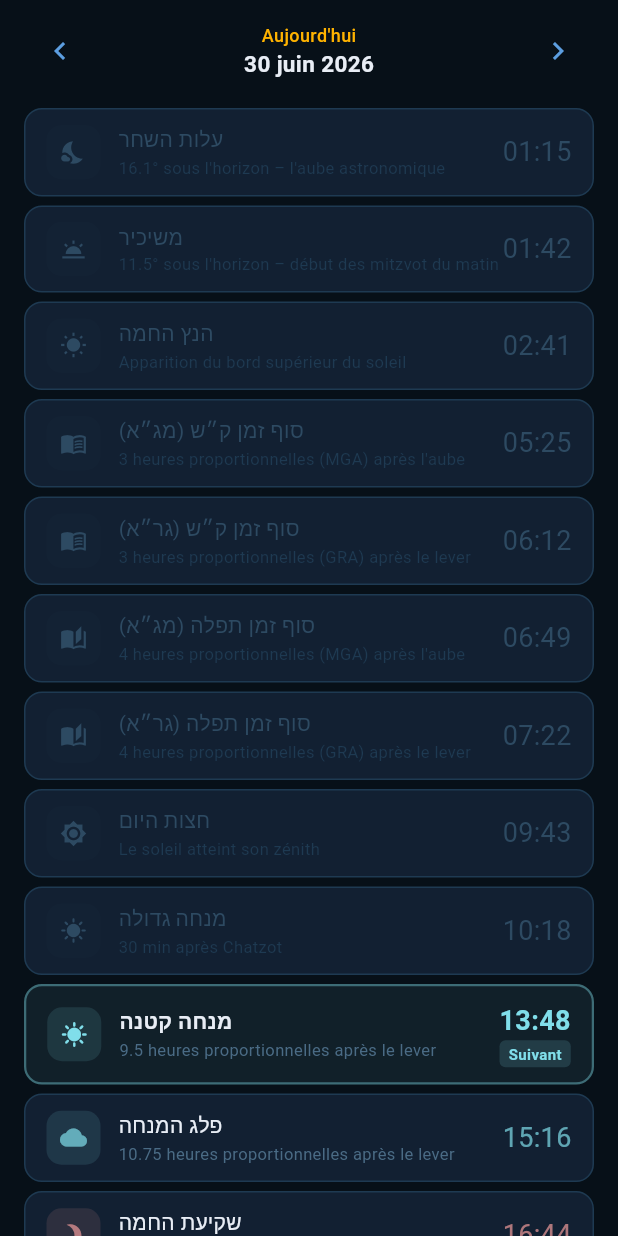
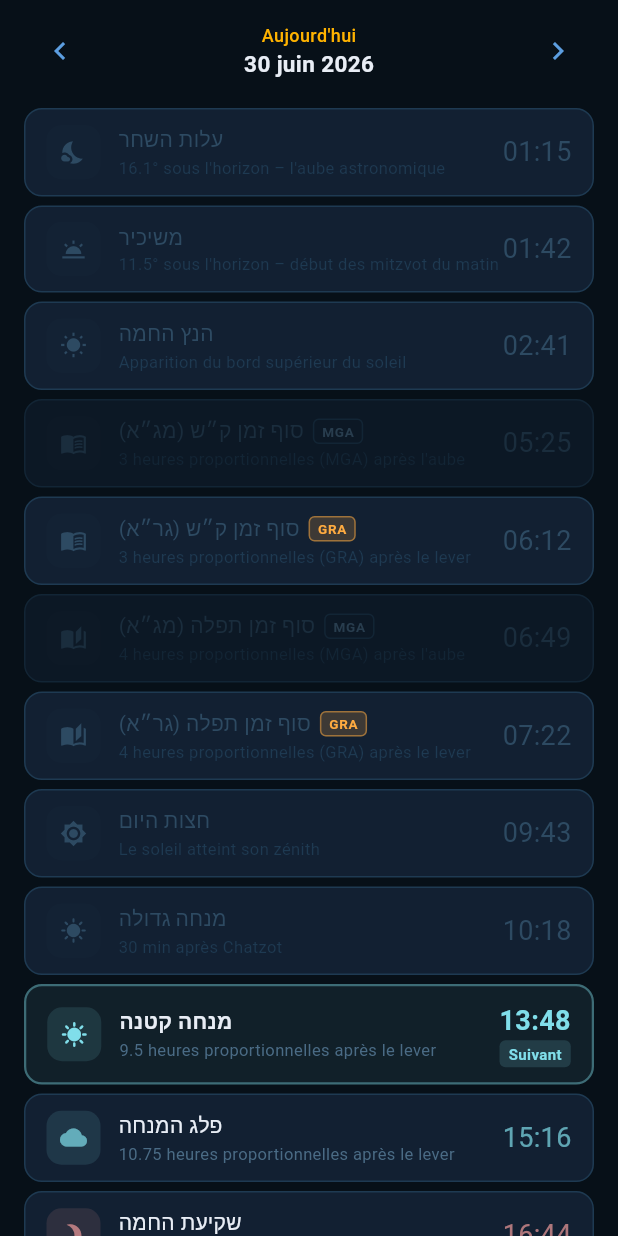
Before and after one commit to hchirit/zmanim-alarm, a Flutter app: the ZmanimScreen widget shown alone on an empty page, opened directly, on a phone screen of 412 x 824 dp. Run offline on Flutter 3.47's test engine with Material 3 defaults, Android fonts, the phone set to English and light mode, and no system bars; our stand-ins replace audioplayers, geolocator, permission_handler, shared_preferences, sqflite; missing offline and left inert: alarm, file_selector; accounts and stored records are empty; statements that could not run were skipped.

Commit message:
fix: GRA/MGA appliqué — méthode de calcul enfin active sur tous les écrans
- ZmanType.calculationMethodKey : identifie les zmanim dépendants de la méthode
- ZmanType.isPreferredMethod : filtre selon la préférence utilisateur
- Bannière 'Prochain Zman' : exclut les variantes de la méthode non sélectionnée
- Écran Zmanim : badge GRA/MGA sur chaque rangée + dimming (opacity 0.5) de la
  méthode non préférée pour guider visuellement sans masquer l'info
- Picker d'alarme : badge méthode + étoile sur les variantes recommandées

Co-Authored-By: Claude Sonnet 4.6 <noreply@anthropic.com>

```diff
--- a/lib/models/zman_type.dart
+++ b/lib/models/zman_type.dart
@@ -211,6 +211,25 @@ extension ZmanTypeInfo on ZmanType {
     }
   }
 
+  /// 'GRA', 'MGA', ou null si ce zman ne dépend pas de la méthode de calcul.
+  String? get calculationMethodKey {
+    switch (this) {
+      case ZmanType.sofZmanShmaGRA:
+      case ZmanType.sofZmanTefillaGRA:
+        return 'GRA';
+      case ZmanType.sofZmanShmaMGA:
+      case ZmanType.sofZmanTefillaMGA:
+        return 'MGA';
+      default:
+        return null;
+    }
+  }
+
+  /// true si ce zman n'est pas spécifique à une méthode, ou s'il correspond
+  /// à la méthode préférée de l'utilisateur.
+  bool isPreferredMethod(String method) =>
+      calculationMethodKey == null || calculationMethodKey == method;
+
   IconData get icon {
     switch (this) {
       case ZmanType.alotHashachar:
--- a/lib/screens/home_screen.dart
+++ b/lib/screens/home_screen.dart
@@ -199,6 +199,7 @@ class _NextZmanBanner extends StatelessWidget {
     );
 
     final now = DateTime.now();
+    final method = settings.calculationMethod;
     ZmanType? nextType;
     DateTime? nextTime;
 
@@ -206,7 +207,10 @@ class _NextZmanBanner extends StatelessWidget {
       final date = now.add(Duration(days: d));
       final zmanim = calc.getAllZmanim(date);
       final sorted = zmanim.entries
-          .where((e) => e.value != null && e.value!.isAfter(now))
+          .where((e) =>
+              e.value != null &&
+              e.value!.isAfter(now) &&
+              e.key.isPreferredMethod(method))
           .toList()
         ..sort((a, b) => a.value!.compareTo(b.value!));
 
--- a/lib/screens/zmanim_screen.dart
+++ b/lib/screens/zmanim_screen.dart
@@ -75,6 +75,7 @@ class _ZmanimScreenState extends State<ZmanimScreen> {
                 isNext: isNext,
                 isPast: isPast,
                 locale: settings.locale,
+                method: settings.calculationMethod,
                 l10n: l10n,
               );
             },
@@ -167,6 +168,7 @@ class _ZmanRow extends StatelessWidget {
   final bool isNext;
   final bool isPast;
   final String locale;
+  final String method;
   final AppLocalizations l10n;
 
   const _ZmanRow({
@@ -175,19 +177,22 @@ class _ZmanRow extends StatelessWidget {
     required this.isNext,
     required this.isPast,
     required this.locale,
+    required this.method,
     required this.l10n,
   });
 
   @override
   Widget build(BuildContext context) {
     final t = Theme.of(context);
+    final methodKey = zmanType.calculationMethodKey;
+    final isPreferred = zmanType.isPreferredMethod(method);
     final color = isPast
         ? t.appPastZman
         : isNext
             ? zmanType.color
-            : zmanType.color.withValues(alpha: 0.7);
+            : zmanType.color.withValues(alpha: isPreferred ? 0.7 : 0.4);
 
-    return Container(
+    Widget row = Container(
       margin: const EdgeInsets.only(bottom: 6),
       decoration: BoxDecoration(
         color: isNext ? zmanType.color.withValues(alpha: 0.08) : t.appCard,
@@ -215,13 +220,46 @@ class _ZmanRow extends StatelessWidget {
               child: Column(
                 crossAxisAlignment: CrossAxisAlignment.start,
                 children: [
-                  Text(
+                  Row(
+                    children: [
+                      Flexible(
+                        child: Text(
                           zmanType.hebrewName,
                           style: TextStyle(
                             color: isPast ? t.appPastZman : t.appText,
                             fontSize: 14,
                             fontWeight: isNext ? FontWeight.w600 : FontWeight.normal,
                           ),
+                        ),
+                      ),
+                      if (methodKey != null) ...[
+                        const SizedBox(width: 6),
+                        Container(
+                          padding: const EdgeInsets.symmetric(
+                              horizontal: 5, vertical: 1),
+                          decoration: BoxDecoration(
+                            color: isPreferred
+                                ? zmanType.color.withValues(alpha: 0.18)
+                                : t.appChipBg,
+                            borderRadius: BorderRadius.circular(4),
+                            border: Border.all(
+                              color: isPreferred
+                                  ? zmanType.color.withValues(alpha: 0.5)
+                                  : t.appBorder,
+                            ),
+                          ),
+                          child: Text(
+                            methodKey,
+                            style: TextStyle(
+                              color: isPreferred ? zmanType.color : t.appSubtle,
+                              fontSize: 9,
+                              fontWeight: FontWeight.w700,
+                              letterSpacing: 0.5,
+                            ),
+                          ),
+                        ),
+                      ],
+                    ],
                   ),
                   Text(
                     zmanType.localizedDescription(locale),
@@ -241,8 +279,7 @@ class _ZmanRow extends StatelessWidget {
                   style: TextStyle(
                     color: color,
                     fontSize: 18,
-                    fontWeight:
-                        isNext ? FontWeight.w700 : FontWeight.w400,
+                    fontWeight: isNext ? FontWeight.w700 : FontWeight.w400,
                   ),
                 ),
                 if (isNext)
@@ -268,5 +305,11 @@ class _ZmanRow extends StatelessWidget {
         ),
       ),
     );
+
+    // Dimmer légèrement la variante non préférée pour guider visuellement
+    if (methodKey != null && !isPreferred) {
+      row = Opacity(opacity: 0.5, child: row);
+    }
+    return row;
   }
 }
```
Also changed, not shown: lib/screens/add_alarm_screen.dart (+64 -15 lines). Lines whose indentation alone changed are shown as unchanged.
